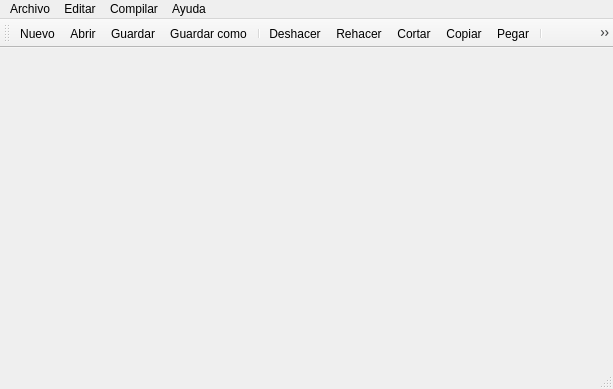
Old version of the form simulador.ui in the repository jesustorcat/Simulador-UDO-2017.
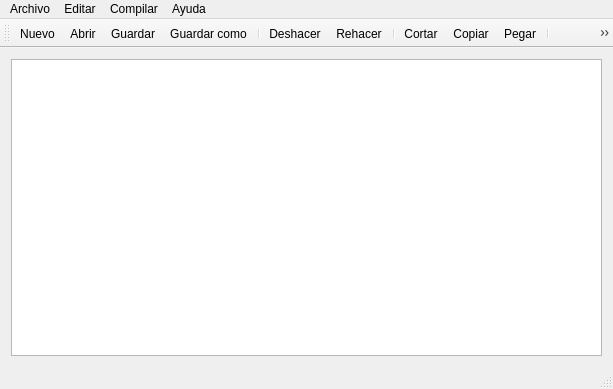
New version of the form. Icons and pictures are not drawn.

What changed in the file:
```diff
--- a/simulador.ui
+++ b/simulador.ui
@@ -13,7 +13,19 @@
   <property name="windowTitle">
    <string>simulador</string>
   </property>
-  <widget class="QWidget" name="centralWidget"/>
+  <widget class="QWidget" name="centralWidget">
+   <layout class="QGridLayout" name="gridLayout">
+    <item row="0" column="0">
+     <widget class="QTextEdit" name="textEdit">
+      <property name="styleSheet">
+       <string notr="true">textEdit {
+	background: black
+}</string>
+      </property>
+     </widget>
+    </item>
+   </layout>
+  </widget>
   <widget class="QMenuBar" name="menuBar">
    <property name="geometry">
     <rect>
@@ -84,6 +96,7 @@
    <addaction name="separator"/>
    <addaction name="actionDeshacer"/>
    <addaction name="actionRehacer"/>
+   <addaction name="separator"/>
    <addaction name="actionCortar"/>
    <addaction name="actionCopiar"/>
    <addaction name="actionPegar"/>
```
